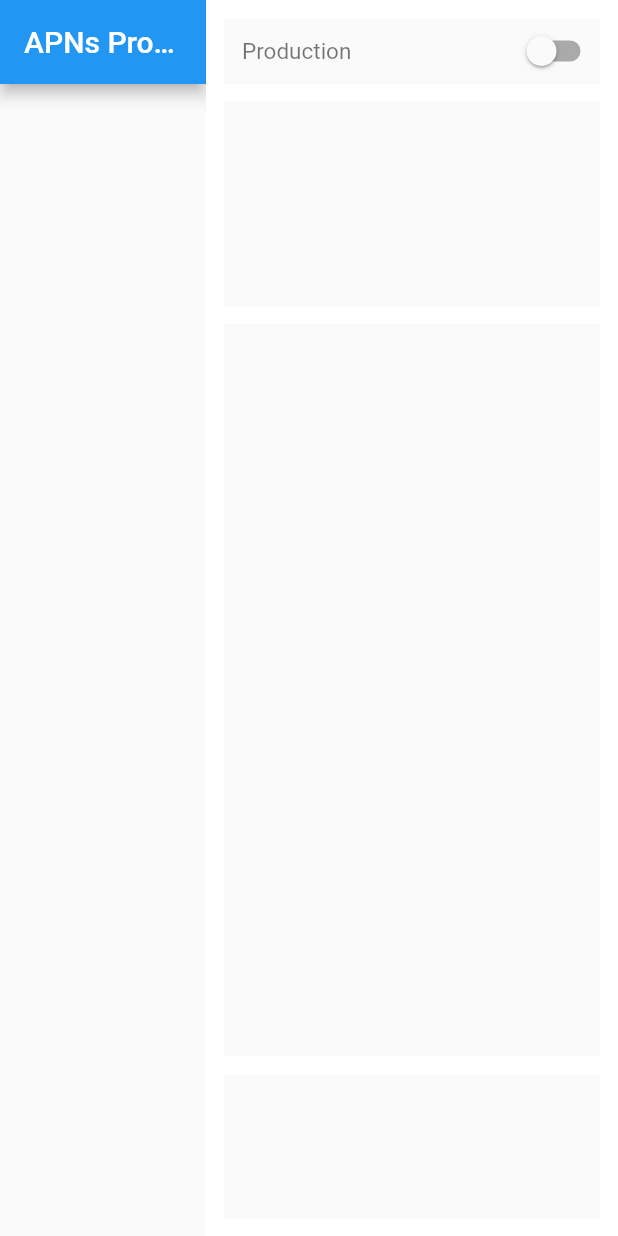
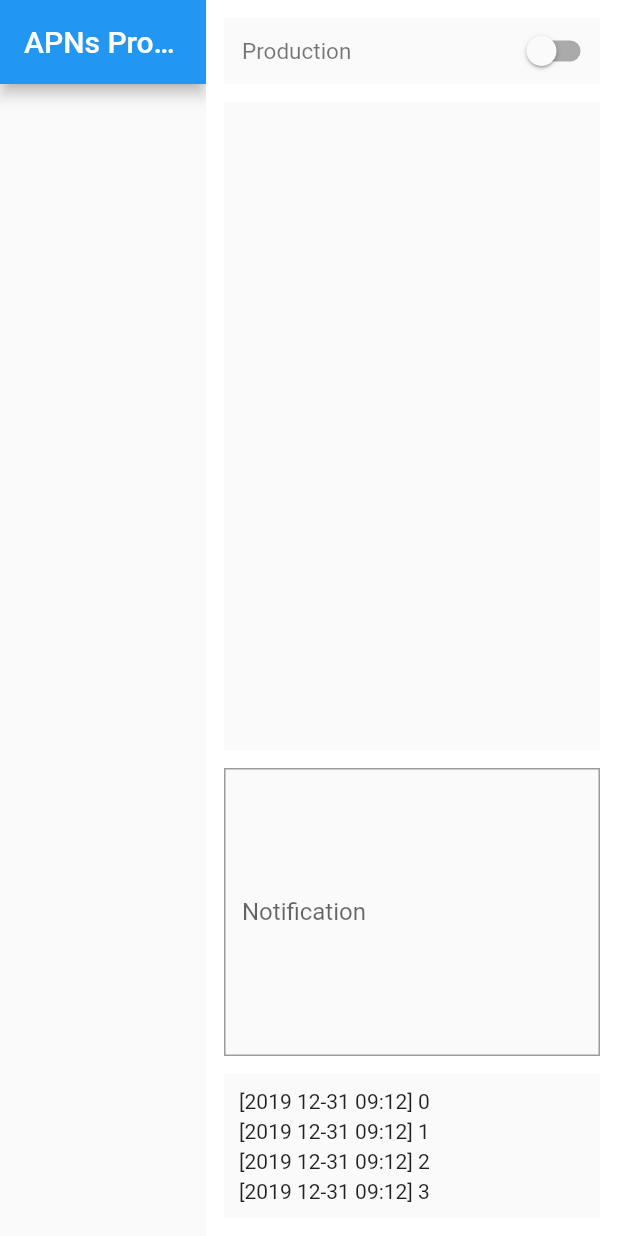
Before and after one commit to Arror/APNs, a Flutter app: the screen it shows after launch, on a phone screen of 412 x 824 dp. Run offline on Flutter 3.47's test engine with Material 2 defaults, Android fonts, the phone set to English and light mode, and no system bars.

Commit message:
Update UI

```diff
--- a/flutter/apns/lib/app/detail.dart
+++ b/flutter/apns/lib/app/detail.dart
@@ -39,7 +39,7 @@ class _DetailState extends State<Detail> {
                       Expanded(
                         flex: 1,
                         child: Padding(
-                          padding: const EdgeInsets.only(left: 12.0),
+                          padding: const EdgeInsets.only(left: 12.0, right: 12.0),
                           child: Text(
                             'Production',
                             style: TextStyle(
@@ -62,28 +62,37 @@ class _DetailState extends State<Detail> {
                 ),
               ),
             ),
-            Container(
+            Expanded(
+              child: Container(
                 color: Colors.white,
                 constraints: BoxConstraints(
                   minWidth: double.infinity,
                   maxWidth: double.infinity,
-                minHeight: 160.0,
-                maxHeight: 160.0
+                  minHeight: double.infinity,
+                  maxHeight: double.infinity
                 ),
                 child: Padding(
-                padding: EdgeInsets.all(12.0),
+                  padding: EdgeInsets.only(left: 12.0, top: 12.0, right: 12.0),
                   child: Container(
                     color: Colors.grey[50],
                   ),
                 ),
               ),
-            Expanded(
-              child: Container(
+            ),
+            Container(
               color: Colors.white,
               child: Padding(
-                  padding: EdgeInsets.only(left: 12.0, right: 12.0),
+                padding: EdgeInsets.only(left: 12.0, top: 12.0, right: 12.0),
                 child: Container(
                   color: Colors.grey[50],
+                  child: TextFormField(
+                      decoration: InputDecoration(
+                      border: OutlineInputBorder(
+                        borderRadius: BorderRadius.zero,
+                      ),
+                      labelText: 'Notification',
+                    ),
+                    maxLines: 8,
                   ),
                 ),
               ),
@@ -100,6 +109,20 @@ class _DetailState extends State<Detail> {
                 padding: EdgeInsets.all(12.0),
                 child: Container(
                   color: Colors.grey[50],
+                  child: Padding(
+                    padding: const EdgeInsets.all(8.0),
+                    child: ListView.builder(
+                      itemBuilder: (BuildContext context, int index) {
+                        return Padding(
+                          padding: const EdgeInsets.all(2.0),
+                          child: Text(
+                            '[2019 12-31 09:12] $index'
+                          ),
+                        );
+                      },
+                      itemCount: 100,
+                    ),
+                  ),
                 ),
               ),
             )
```
Lines whose indentation alone changed are shown as unchanged.
